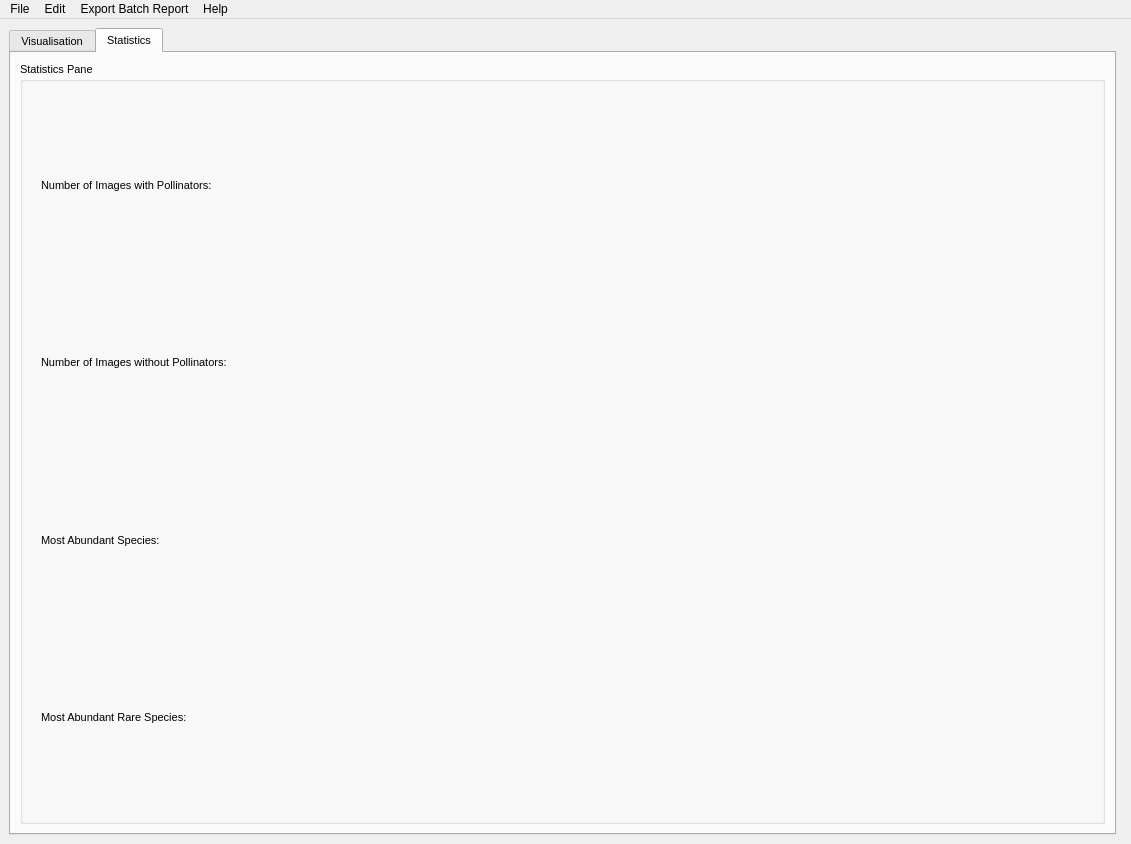
This is GUI/interface.ui in KameliaBnh/BeeTect as Qt 5 draws it before an edit. The edited form follows.
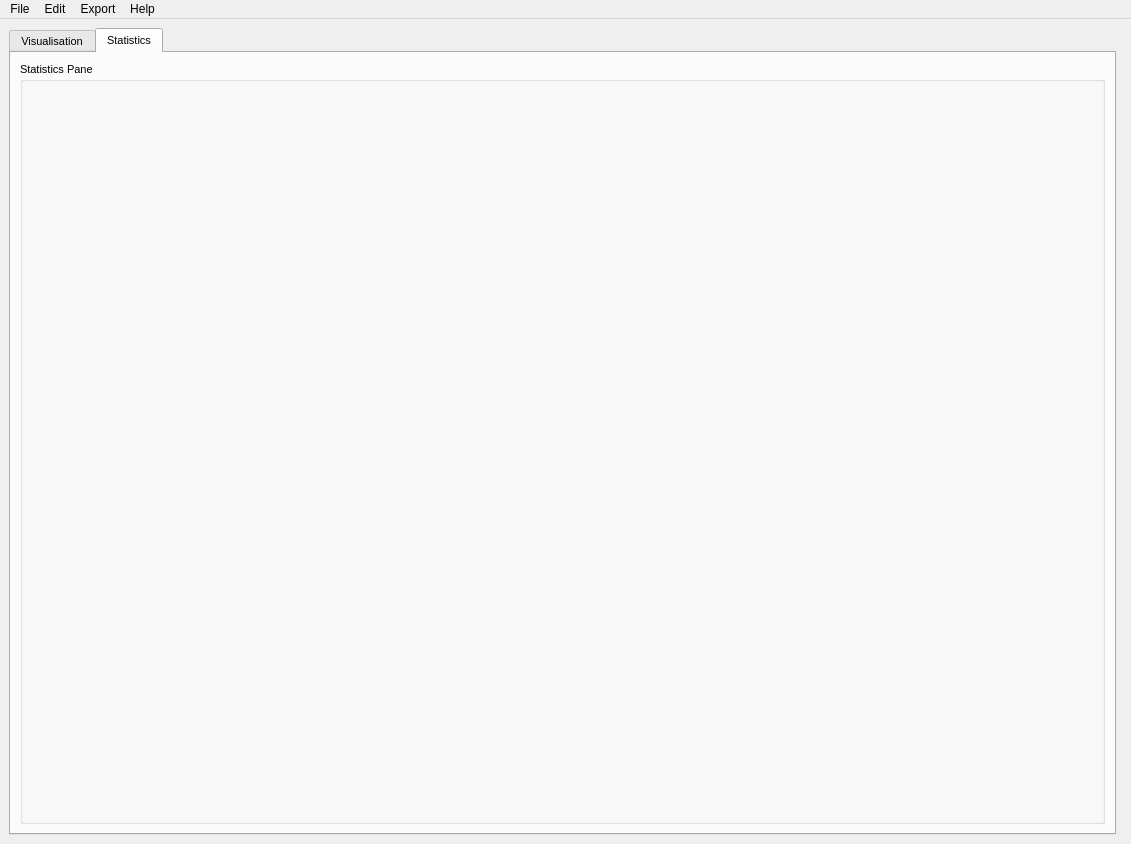
This is the edited form. The open tabs and pages were chosen to show the change.

Commit message:
Multiple folder selection for batch report
## Information

- functionnality to select one or more folders to be compared for batch report

- small bug fixes

What changed in the file:
```diff
--- a/GUI/interface.ui
+++ b/GUI/interface.ui
@@ -490,47 +490,7 @@
              <property name="lineWidth">
               <number>0</number>
              </property>
-             <layout class="QGridLayout" name="gridLayout_2">
-              <item row="2" column="0">
-               <widget class="QLabel" name="SpeciesInfoLabel">
-                <property name="lineWidth">
-                 <number>0</number>
-                </property>
-                <property name="text">
-                 <string>Number of Images without Pollinators:</string>
-                </property>
-               </widget>
-              </item>
-              <item row="0" column="0">
-               <widget class="QLabel" name="SpeciesNameLabel">
-                <property name="font">
-                 <font>
-                  <pointsize>8</pointsize>
-                 </font>
-                </property>
-                <property name="lineWidth">
-                 <number>0</number>
-                </property>
-                <property name="text">
-                 <string>Number of Images with Pollinators: </string>
-                </property>
-               </widget>
-              </item>
-              <item row="3" column="0">
-               <widget class="QLabel" name="label">
-                <property name="text">
-                 <string>Most Abundant Species:</string>
-                </property>
-               </widget>
-              </item>
-              <item row="4" column="0">
-               <widget class="QLabel" name="label_2">
-                <property name="text">
-                 <string>Most Abundant Rare Species:</string>
-                </property>
-               </widget>
-              </item>
-             </layout>
+             <layout class="QGridLayout" name="gridLayout_2"/>
             </widget>
            </item>
           </layout>
@@ -606,7 +566,7 @@
     <addaction name="separator"/>
     <addaction name="Exit"/>
    </widget>
-   <widget class="QMenu" name="exportBatch">
+   <widget class="QMenu" name="Export">
     <property name="font">
      <font>
       <pointsize>10</pointsize>
@@ -616,7 +576,7 @@
      <string>&lt;html&gt;&lt;head/&gt;&lt;body&gt;&lt;p&gt;Export HTML report containing model information and batch comparison statistics.&lt;/p&gt;&lt;/body&gt;&lt;/html&gt;</string>
     </property>
     <property name="title">
-     <string>Export Batch Report</string>
+     <string>Export</string>
     </property>
    </widget>
    <widget class="QMenu" name="menuEdit">
@@ -632,7 +592,7 @@
    </widget>
    <addaction name="File"/>
    <addaction name="menuEdit"/>
-   <addaction name="exportBatch"/>
+   <addaction name="Export"/>
    <addaction name="menuHelp"/>
   </widget>
   <action name="OpenFile">
```
Left out of the diff: 8 changed lines with no effect on the pictures. The commit also changes 10 other files.
